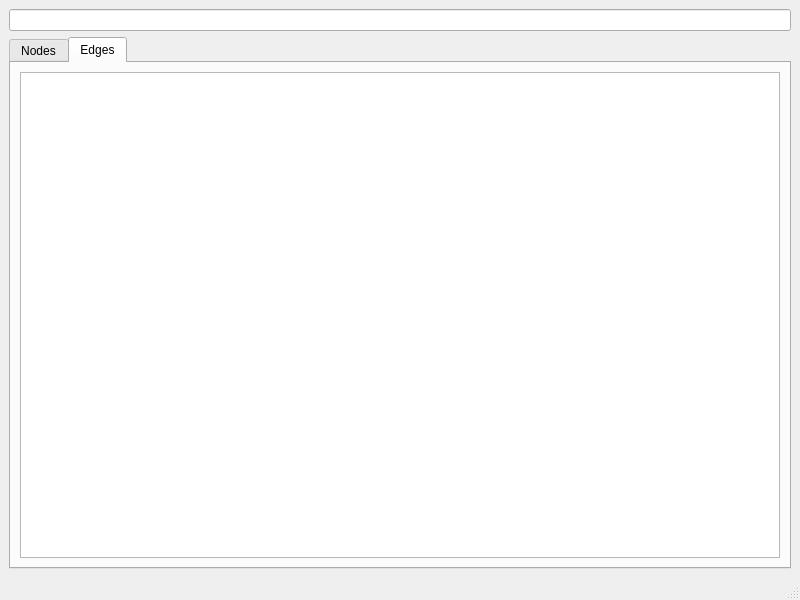
Qt form plugins/view/spreadsheet/SpreadMainWidget.ui (jalamao/tulip-1) before a commit.
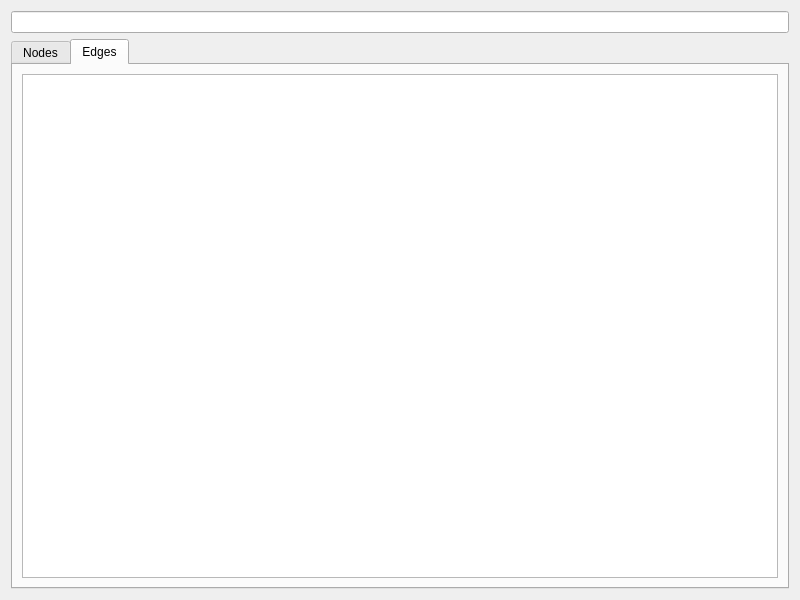
The same form after that commit. Custom widgets are drawn as their Qt base class.

Commit message: - change view widget from QMainWindow to QWidget

The edit to the form file:
```diff
--- a/plugins/view/spreadsheet/SpreadMainWidget.ui
+++ b/plugins/view/spreadsheet/SpreadMainWidget.ui
@@ -1,6 +1,6 @@
 <ui version="4.0" >
  <class>SpreadMainWidgetData</class>
- <widget class="QMainWindow" name="SpreadMainWidgetData" >
+ <widget class="QWidget" name="SpreadMainWidgetData" >
   <property name="geometry" >
    <rect>
     <x>0</x>
@@ -12,10 +12,9 @@
   <property name="windowTitle" >
    <string>MainWindow</string>
   </property>
-  <widget class="QWidget" name="centralwidget" >
-   <layout class="QHBoxLayout" >
-    <item>
-     <layout class="QVBoxLayout" >
+  <layout class="QGridLayout" name="gridLayout" >
+   <item row="0" column="0" >
+    <layout class="QVBoxLayout" name="verticalLayout" >
       <item>
        <widget class="tlp::SpreadLineEdit" name="lineEdit" />
       </item>
@@ -38,7 +37,7 @@
          <attribute name="title" >
           <string>Edges</string>
          </attribute>
-         <layout class="QGridLayout" >
+        <layout class="QGridLayout" name="gridLayout_3" >
           <item row="0" column="0" >
            <widget class="tlp::SpreadTable" name="spreadEdgesTable" />
           </item>
@@ -49,8 +48,6 @@
      </layout>
     </item>
    </layout>
-  </widget>
-  <widget class="QStatusBar" name="statusbar" />
  </widget>
  <customwidgets>
   <customwidget>
```
Left out of the diff: 2 changed lines with no effect on the pictures. Lines whose indentation alone changed are shown as unchanged. The commit also changes 12 other files.
